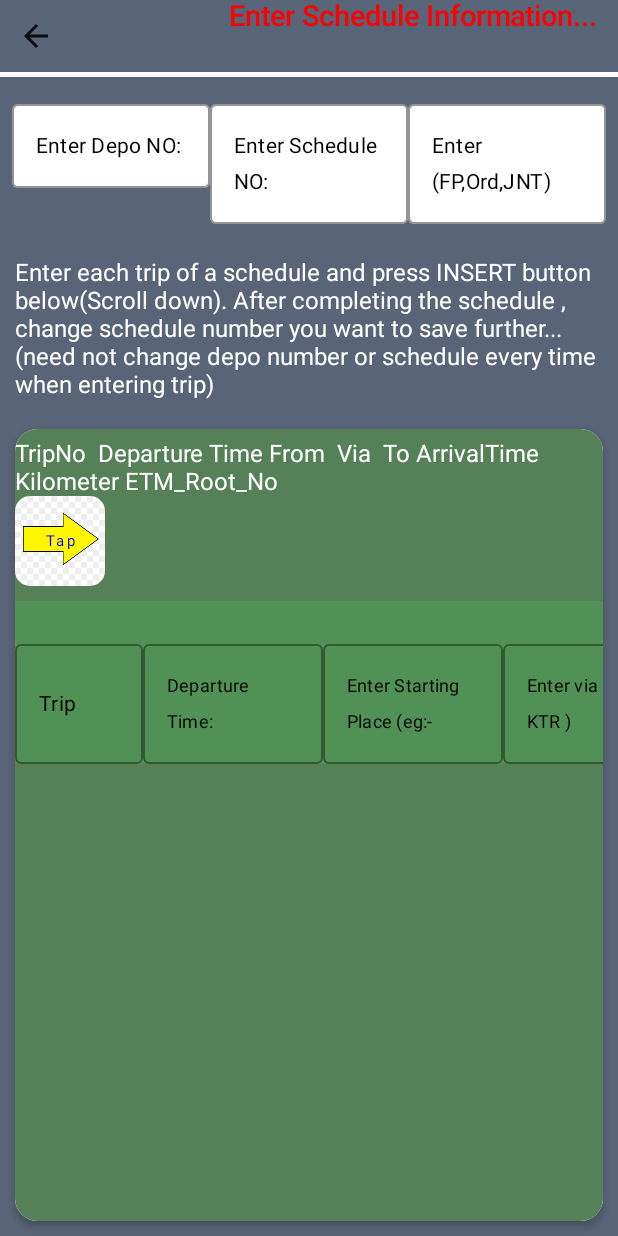
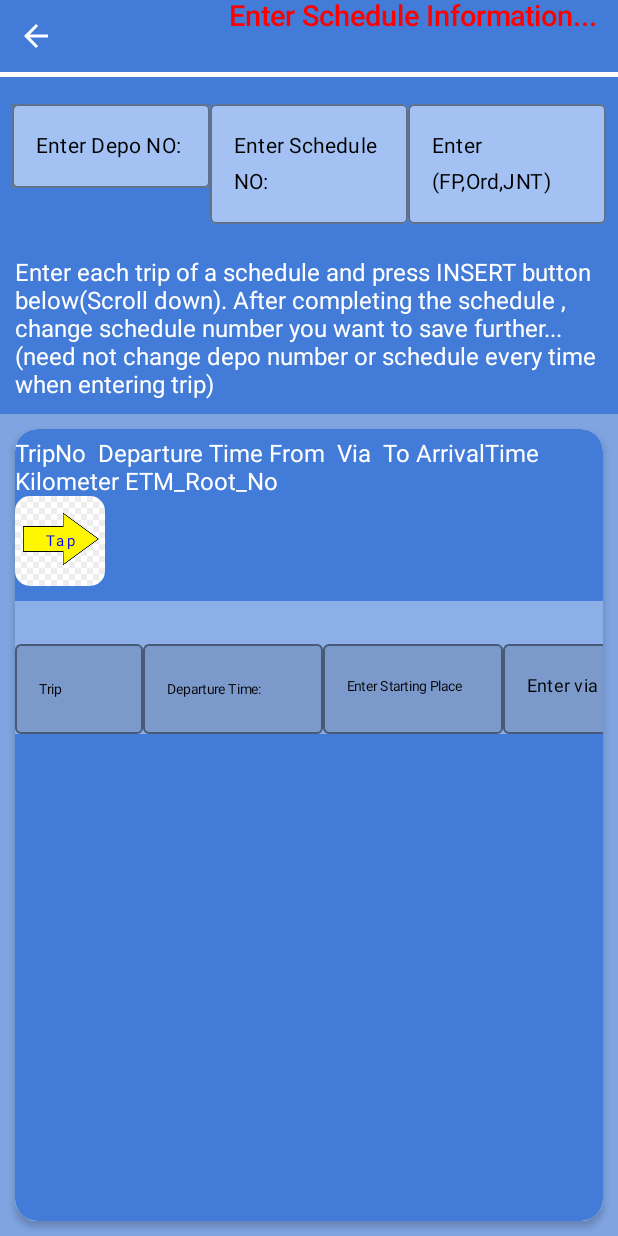
Before and after one commit to abhilashmullakkara/RealtimeDataNew, an Android app built with Jetpack Compose: the screen it shows after launch (MainActivity), after a tap on "Add", on a phone screen of 412 x 824 dp. Run offline under Robolectric (Android 15) with nearby library versions, the phone set to English and light mode, and no system bars; our stand-ins replace Firebase (no records; nobody signed in at launch, a user with empty details on screens opened directly).

Commit message:
small change

```diff
--- a/app/src/main/java/com/abhilash/livedata/ui/theme/DeleteTripScreen.kt
+++ b/app/src/main/java/com/abhilash/livedata/ui/theme/DeleteTripScreen.kt
@@ -47,7 +47,7 @@ fun DeleteTripScreen(navController: NavController) {
     var depoNo by rememberSaveable { mutableStateOf("") }
     var bType by rememberSaveable { mutableStateOf("") }
     val context= LocalContext.current
-    Surface(color = Color(0xFFC2D6F7)) {
+    Surface(color = Color(0xFF3960A0)) {
         Column(
             modifier = Modifier.fillMaxWidth(),
             horizontalAlignment = Alignment.CenterHorizontally,
@@ -63,7 +63,7 @@ fun DeleteTripScreen(navController: NavController) {
             Text(
                 "Enter Trip Information to Delete",
                 fontSize = 19.sp,
-                color = Color.Red,
+                color = Color(0xFFFF5252),
                 fontWeight = FontWeight.SemiBold,
             )
             //Read field to delete
@@ -74,7 +74,7 @@ fun DeleteTripScreen(navController: NavController) {
                 shape = RoundedCornerShape(15.dp),
                 elevation = 3.dp,
                 contentColor = Color.Black,
-                backgroundColor = Color.White
+                backgroundColor = Color(0xFF7197D6)
             ) {
                 val scrollState = rememberScrollState()
                 Box(modifier = Modifier.verticalScroll(scrollState)) {
--- a/app/src/main/java/com/abhilash/livedata/ui/theme/MenuScreen.kt
+++ b/app/src/main/java/com/abhilash/livedata/ui/theme/MenuScreen.kt
@@ -113,7 +113,7 @@ fun MenuScreen(navController: NavController) {
                        TextButton(
                            onClick = {
                                navController.navigate("ReadScreen")
-                           },
+                           }, colors =ButtonDefaults.buttonColors(Color(0xFFF0E9EB))
                            //colors = ButtonDefaults.buttonColors(backgroundColor = Color.White)
                        ) {
                            Text("Add/Update ", color = Color.Blue, fontSize = 15.sp)
@@ -131,7 +131,7 @@ fun MenuScreen(navController: NavController) {
                     Row {
                         TextButton(onClick = {
                             navController.navigate("DisplayScreen")
-                        }) {
+                        },colors =ButtonDefaults.buttonColors(Color(0xFFF0E9EB))) {
                             Text("View Schedule ", color = Color.Blue, fontSize = 20.sp)
                         }
                         Icon(
@@ -147,7 +147,7 @@ fun MenuScreen(navController: NavController) {
                      Row {
                          TextButton(onClick = {
                              navController.navigate("DeleteTripScreen")
-                         }) {
+                         },colors =ButtonDefaults.buttonColors(Color(0xFFF0E9EB))) {
                              Text("Delete Trip", color = Color.Blue, fontSize = 20.sp)
                          }
                          Icon(
@@ -163,7 +163,7 @@ fun MenuScreen(navController: NavController) {
                         Row {
                             TextButton(onClick = {
                                 navController.navigate("DeleteScheduleScreen")
-                            }) {
+                            },colors =ButtonDefaults.buttonColors(Color(0xFFF0E9EB))) {
                                 Text("Delete Schedule", color = Color.Blue, fontSize = 18.sp)
                             }
                             Icon(
@@ -200,7 +200,7 @@ fun MenuScreen(navController: NavController) {
                         Row {
                             TextButton(onClick = {
                                 navController.navigate("DepoListScreen")
-                            }) {
+                            },colors =ButtonDefaults.buttonColors(Color(0xFFF0E9EB))) {
                                 Text("Find my depo number", color = Color.Blue, fontSize = 20.sp)
                             }
                             Icon(
@@ -216,7 +216,7 @@ fun MenuScreen(navController: NavController) {
                         Row {
                             TextButton(onClick = {
                                 navController.navigate("FindMyBusScreen")
-                            }) {
+                            },colors =ButtonDefaults.buttonColors(Color(0xFFF0E9EB))) {
                                 Text("Find my Bus", color = Color.Blue, fontSize = 20.sp)
                             }
                             Icon(
@@ -251,7 +251,7 @@ fun MenuScreen(navController: NavController) {
                         Row {
                             TextButton(onClick = {
                                 navController.navigate("AddDutyDiaryScreen")
-                            }) {
+                            },colors =ButtonDefaults.buttonColors(Color(0xFFF0E9EB))) {
                                 Text("Add Duty ", color = Color.Blue, fontSize = 20.sp)
                             }
                             Icon(
@@ -267,7 +267,7 @@ fun MenuScreen(navController: NavController) {
                         Row {
                             TextButton(onClick = {
                                 navController.navigate("ViewDiaryScreen")
-                            }) {
+                            },colors =ButtonDefaults.buttonColors(Color(0xFFF0E9EB))) {
                                 Text("View Diary ", color = Color.Blue, fontSize = 20.sp)
                             }
                             Icon(
@@ -283,7 +283,7 @@ fun MenuScreen(navController: NavController) {
                         Row {
                             TextButton(onClick = {
                                 navController.navigate("DeleteRecordScreen")
-                            }) {
+                            },colors =ButtonDefaults.buttonColors(Color(0xFFF0E9EB))) {
                                 Text("Delete Record", color = Color.Blue, fontSize = 20.sp)
                             }
                             Icon(
@@ -299,7 +299,7 @@ fun MenuScreen(navController: NavController) {
                         Row {
                             TextButton(onClick = {
                                 navController.navigate("UpdateDutyDiaryScreen")
-                            }) {
+                            },colors =ButtonDefaults.buttonColors(Color(0xFFF0E9EB))) {
                                 Text("Update duty Diary", color = Color.Blue, fontSize = 20.sp)
                             }
                             Icon(
@@ -315,7 +315,7 @@ fun MenuScreen(navController: NavController) {
                         Row {
                             TextButton(onClick = {
                                 navController.navigate("DeleteAllRecordScreen")
-                            }) {
+                            },colors =ButtonDefaults.buttonColors(Color(0xFFF0E9EB))) {
                                 Text("DELETE ALL", color = Color.Blue, fontSize = 20.sp)
                             }
                             Icon(
@@ -343,7 +343,7 @@ fun MenuScreen(navController: NavController) {
                 ) {
                     TextButton(onClick = {
                         navController.navigate("CurrencyCountScreen")
-                    }) {
+                    },colors =ButtonDefaults.buttonColors(Color(0xFFF0E9EB))) {
                         Text("Currency Count ", color = Color.Blue, fontSize = 20.sp)
                     }
                 }
@@ -360,7 +360,7 @@ fun MenuScreen(navController: NavController) {
                 ) {
                     TextButton(onClick = {
                         navController.navigate("FareTableScreen")
-                    }) {
+                    },colors =ButtonDefaults.buttonColors(Color(0xFFF0E9EB))) {
                         Text("Fare Tables ", color = Color.Blue, fontSize = 20.sp)
                     }
                 }
--- a/app/src/main/java/com/abhilash/livedata/ui/theme/read/ReadScreen.kt
+++ b/app/src/main/java/com/abhilash/livedata/ui/theme/read/ReadScreen.kt
@@ -63,7 +63,7 @@ fun ReadScreen(navController: NavController) {
     var busType by rememberSaveable { mutableStateOf("") }
     var depoNo by rememberSaveable { mutableStateOf("") }
     var scheduleNo by rememberSaveable { mutableStateOf("") }
-    Surface(color = Color(0xFF586477), contentColor = Color.Black) {
+    Surface(color = Color(0xFF427CD8), contentColor = Color.Black) {
         Column(
             modifier = Modifier.fillMaxWidth(),
             horizontalAlignment = Alignment.CenterHorizontally,
@@ -78,7 +78,7 @@ fun ReadScreen(navController: NavController) {
                     navController.popBackStack()
                 })
                 {
-                    Icon(imageVector = Icons.Outlined.ArrowBack, contentDescription = "Arrow")
+                    Icon(imageVector = Icons.Outlined.ArrowBack, tint = Color.White, contentDescription = "Arrow")
                 }
                 Text(
                     "Enter Schedule Information...   ",
@@ -97,10 +97,16 @@ fun ReadScreen(navController: NavController) {
                     .padding(8.dp), horizontalArrangement = Arrangement.SpaceBetween
             ) {
                 Box(modifier = Modifier.weight(.25f)) {
+                    Surface(color= Color(0xFF637289)) {
+
+
                     OutlinedTextField(
                         value = depoNo,
                         singleLine = true,
-                        colors=TextFieldDefaults.textFieldColors(backgroundColor = Color.White, textColor = Color.Black),
+                        colors = TextFieldDefaults.textFieldColors(
+                            backgroundColor =Color(0xFFA3C2F3),
+                            textColor = Color.Black
+                        ),
                         // shape = RoundedCornerShape(80),
                         keyboardOptions = KeyboardOptions.Default.copy(keyboardType = KeyboardType.Number),
                         onValueChange = { newValue ->
@@ -120,11 +126,12 @@ fun ReadScreen(navController: NavController) {
                         }
                     )
                 }
+            }
                 Box(modifier = Modifier.weight(0.25f)) {
                     OutlinedTextField(
                         value = scheduleNo,
                         singleLine = true,
-                        colors=TextFieldDefaults.textFieldColors(backgroundColor = Color.White, textColor = Color.Black),
+                        colors=TextFieldDefaults.textFieldColors(backgroundColor =Color(0xFFA3C2F3), textColor = Color.Black),
                         keyboardOptions = KeyboardOptions.Default.copy(keyboardType = KeyboardType.Ascii),
                         onValueChange = { newValue ->
                             val textFieldValue =
@@ -146,7 +153,7 @@ fun ReadScreen(navController: NavController) {
                     OutlinedTextField(
                         value = busType,
                         singleLine = true,
-                        colors=TextFieldDefaults.textFieldColors(backgroundColor = Color.White, textColor = Color.Black),
+                        colors=TextFieldDefaults.textFieldColors(backgroundColor =Color(0xFFA3C2F3), textColor = Color.Black),
                         keyboardOptions = KeyboardOptions(
                             capitalization = KeyboardCapitalization.Characters
                         ),
@@ -175,7 +182,7 @@ fun ReadScreen(navController: NavController) {
                 textAlign = TextAlign.Start, modifier = Modifier.padding(10.dp),
                 color = Color.White
             )
-            Surface(color = Color(0xFF586477), contentColor = Color.Black) {
+            Surface(color = Color(0xFF7FA4E0), contentColor = Color.Black) {
             Card(
                 modifier = Modifier
                     .fillMaxSize()
@@ -188,7 +195,7 @@ fun ReadScreen(navController: NavController) {
 
                 Spacer(modifier = Modifier.height(10.dp))
                 val scrollState = rememberScrollState()
-                Surface(color = Color(0xFF568058), contentColor = Color.White) {
+                Surface(color = Color(0xFF427CD8), contentColor = Color.White) {
                 Box(modifier = Modifier.verticalScroll(scrollState)) {
 
                     Column {
@@ -258,7 +265,7 @@ fun RepeatRead(depoNumber:String="",bustype:String="",scheduleno:String="") {
     depoNo = depoNumber
     busType = bustype
     scheduleNo = scheduleno
-    Surface(color = Color(0xFF529155), contentColor = Color.White) {
+    Surface(color = Color(0xFF8CAFE7), contentColor = Color.White) {
     Column {
 
 
@@ -281,12 +288,13 @@ fun RepeatRead(depoNumber:String="",bustype:String="",scheduleno:String="") {
                     Text(
                         text = "Trip ",
                         color = Color.Black,
-                        fontSize = 14.sp
+                        fontSize = 9.sp
                     )
                 },
+                colors = TextFieldDefaults.textFieldColors(Color(0xFF02071B)) ,
                 modifier = Modifier
                     .width(85.dp)
-                    .height(80.dp)
+                    .height(60.dp)
             )
             OutlinedTextField(
                 value = departureTime,
@@ -299,12 +307,13 @@ fun RepeatRead(depoNumber:String="",bustype:String="",scheduleno:String="") {
                     Text(
                         text = "Departure Time:",
                         color = Color.Black,
-                        fontSize = 12.sp
+                        fontSize = 9.sp
                     )
                 },
+                colors = TextFieldDefaults.textFieldColors(Color(0xFF02071B)) ,
                 modifier = Modifier
                     .width(120.dp)
-                    .height(80.dp)
+                    .height(60.dp)
             )
             OutlinedTextField(
                 value = stPlace,
@@ -317,12 +326,13 @@ fun RepeatRead(depoNumber:String="",bustype:String="",scheduleno:String="") {
                     Text(
                         text = "Enter Starting Place (eg:- KMR )",
                         color = Color.Black,
-                        fontSize = 12.sp
+                        fontSize = 9.sp
                     )
                 },
+                colors = TextFieldDefaults.textFieldColors(Color(0xFF02071B)) ,
                 modifier = Modifier
                     .width(120.dp)
-                    .height(80.dp)
+                    .height(60.dp)
             )
             OutlinedTextField(
                 value = via,
@@ -338,9 +348,10 @@ fun RepeatRead(depoNumber:String="",bustype:String="",scheduleno:String="") {
                         fontSize = 12.sp
                     )
                 },
+                colors = TextFieldDefaults.textFieldColors(Color(0xFF02071B)) ,
                 modifier = Modifier
                     .width(120.dp)
-                    .height(80.dp)
+                    .height(60.dp)
             )
             OutlinedTextField(
                 value = destination,
@@ -358,9 +369,10 @@ fun RepeatRead(depoNumber:String="",bustype:String="",scheduleno:String="") {
                         fontSize = 12.sp
                     )
                 },
+                colors = TextFieldDefaults.textFieldColors(Color(0xFF02071B)) ,
                 modifier = Modifier
                     .width(125.dp)
-                    .height(80.dp)
+                    .height(60.dp)
             )
             OutlinedTextField(
                 value = arrivalTime,
@@ -376,9 +388,10 @@ fun RepeatRead(depoNumber:String="",bustype:String="",scheduleno:String="") {
                         fontSize = 12.sp
                     )
                 },
+                colors = TextFieldDefaults.textFieldColors(Color(0xFF02071B)) ,
                 modifier = Modifier
                     .width(130.dp)
-                    .height(80.dp)
+                    .height(60.dp)
             )
             OutlinedTextField(
                 value = kilometer,
@@ -394,9 +407,10 @@ fun RepeatRead(depoNumber:String="",bustype:String="",scheduleno:String="") {
                         fontSize = 12.sp
                     )
                 },
+                colors = TextFieldDefaults.textFieldColors(Color(0xFF02071B)) ,
                 modifier = Modifier
                     .width(100.dp)
-                    .height(80.dp)
+                    .height(60.dp)
             )
             OutlinedTextField(
                 value = etm,
@@ -410,9 +424,10 @@ fun RepeatRead(depoNumber:String="",bustype:String="",scheduleno:String="") {
                         fontSize = 12.sp
                     )
                 },
+                colors = TextFieldDefaults.textFieldColors(Color(0xFF02071B)) ,
                 modifier = Modifier
                     .width(100.dp)
-                    .height(80.dp)
+                    .height(60.dp)
             )
             val originalDatabase = OriginalData(
                 startPlace = stPlace,
@@ -462,11 +477,11 @@ fun RepeatRead(depoNumber:String="",bustype:String="",scheduleno:String="") {
                     .fillMaxSize(0.5f)
                     .padding(start = 50.dp),
                 colors = ButtonDefaults.buttonColors(
-                    backgroundColor = Color(0xff2e4f24),
+                    backgroundColor = Color(0xFF6584B4),
                     contentColor = Color.Blue
                 )
             ) {
-                Surface(color = Color(0xff2e4f24)) {
+                Surface(color = Color(0xFF02122A)) {
                     Text(
                         text = "UPLOAD",
                         fontSize = 18.sp,
--- a/app/src/main/java/com/abhilash/livedata/ui/theme/userdatabase/AddDutyDiaryScreen.kt
+++ b/app/src/main/java/com/abhilash/livedata/ui/theme/userdatabase/AddDutyDiaryScreen.kt
@@ -35,14 +35,15 @@ import java.util.Date
 @RequiresApi(Build.VERSION_CODES.O)
 @Composable
 fun AddDutyDiaryScreen(navController: NavController){
-    Surface(color = Color(0xFF5B6975)) {
+    Surface(color = Color(0xFF073415)) {
         Column(verticalArrangement = Arrangement.Center, horizontalAlignment = Alignment.CenterHorizontally) {
             IconButton(onClick = {
                 navController.popBackStack()
             })
             {
-                Icon(imageVector = Icons.Outlined.ArrowBack, contentDescription = "Arrow")
+                Icon(imageVector = Icons.Outlined.ArrowBack,tint=Color.White, contentDescription = "Arrow")
             }
+           // Spacer(modifier = Modifier.height(5.dp))
             RoomData()
         }
 
```
Also changed, not shown: app/src/main/java/DisplayScreen.kt (+9 -4 lines), app/src/main/java/com/abhilash/livedata/ui/theme/DeleteScheduleScreen.kt (+18 -8 lines), app/src/main/java/com/abhilash/livedata/ui/theme/DepoListScreen.kt (+7 -6 lines), app/src/main/java/com/abhilash/livedata/ui/theme/FindMyBusScreen.kt (+9 -8 lines), app/src/main/java/com/abhilash/livedata/ui/theme/userdatabase/DeleteAllRecordScreen.kt (+8 -4 lines), app/src/main/java/com/abhilash/livedata/ui/theme/userdatabase/DeleteRecordScreen.kt (+43 -20 lines), app/src/main/java/com/abhilash/livedata/ui/theme/userdatabase/RoomData.kt (+30 -14 lines), app/src/main/java/com/abhilash/livedata/ui/theme/userdatabase/ViewDiaryScreen.kt (+22 -13 lines).
